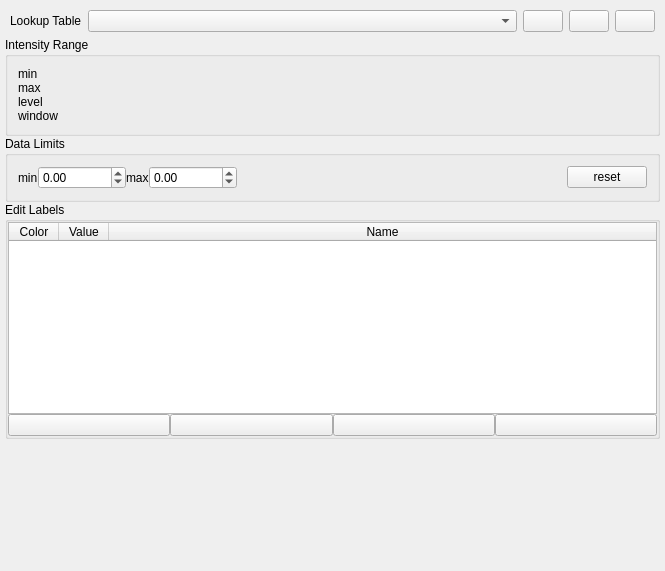
Qt form Code/Gui/MITK/Plugins/uk.ac.ucl.cmic.imagelookuptables/src/internal/ImageLookupTablesViewControls.ui (NifTK/NifTK) before a commit.
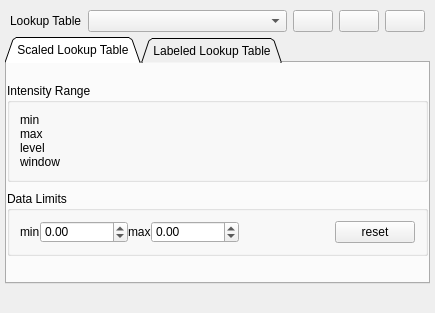
The same form after that commit. Icons and pictures are not drawn. Custom widgets are drawn as their Qt base class.

Commit message: Bug #4370:  Created tabbed viewer for scaled/label LUTs. LookupTables now returned according to name (not index). LookupTables are placed in list according to type, scaled or labelled.

The edit to the form file:
```diff
--- a/Code/Gui/MITK/Plugins/uk.ac.ucl.cmic.imagelookuptables/src/internal/ImageLookupTablesViewControls.ui
+++ b/Code/Gui/MITK/Plugins/uk.ac.ucl.cmic.imagelookuptables/src/internal/ImageLookupTablesViewControls.ui
@@ -6,8 +6,8 @@
    <rect>
     <x>0</x>
     <y>0</y>
-    <width>665</width>
-    <height>571</height>
+    <width>435</width>
+    <height>313</height>
    </rect>
   </property>
   <property name="minimumSize">
@@ -23,6 +23,9 @@
    <string>Form1</string>
   </property>
   <layout class="QHBoxLayout" name="horizontalLayout_3">
+   <property name="sizeConstraint">
+    <enum>QLayout::SetMinimumSize</enum>
+   </property>
    <item>
     <layout class="QVBoxLayout" name="verticalLayout">
      <property name="margin">
@@ -118,11 +121,66 @@
       </layout>
      </item>
      <item>
+      <widget class="QTabWidget" name="tabWidget">
+       <property name="sizePolicy">
+        <sizepolicy hsizetype="Preferred" vsizetype="Expanding">
+         <horstretch>0</horstretch>
+         <verstretch>0</verstretch>
+        </sizepolicy>
+       </property>
+       <property name="styleSheet">
+        <string notr="true">QTabWidget::tab-bar { alignment: middle; background-color: rgb(216, 212, 200) }</string>
+       </property>
+       <property name="tabShape">
+        <enum>QTabWidget::Triangular</enum>
+       </property>
+       <property name="currentIndex">
+        <number>0</number>
+       </property>
+       <property name="elideMode">
+        <enum>Qt::ElideNone</enum>
+       </property>
+       <property name="documentMode">
+        <bool>false</bool>
+       </property>
+       <widget class="QWidget" name="tabScaleLUT">
+        <property name="sizePolicy">
+         <sizepolicy hsizetype="Expanding" vsizetype="Expanding">
+          <horstretch>0</horstretch>
+          <verstretch>0</verstretch>
+         </sizepolicy>
+        </property>
+        <property name="minimumSize">
+         <size>
+          <width>351</width>
+          <height>0</height>
+         </size>
+        </property>
+        <property name="layoutDirection">
+         <enum>Qt::LeftToRight</enum>
+        </property>
+        <attribute name="title">
+         <string>Scaled Lookup Table</string>
+        </attribute>
+        <layout class="QVBoxLayout" name="verticalLayout_2">
+         <property name="spacing">
+          <number>9</number>
+         </property>
+         <property name="topMargin">
+          <number>20</number>
+         </property>
+         <item alignment="Qt::AlignTop">
       <widget class="ctkCollapsibleGroupBox" name="m_RangeGroupBox">
+           <property name="sizePolicy">
+            <sizepolicy hsizetype="Preferred" vsizetype="Fixed">
+             <horstretch>0</horstretch>
+             <verstretch>0</verstretch>
+            </sizepolicy>
+           </property>
        <property name="title">
         <string>Intensity Range</string>
        </property>
-       <layout class="QHBoxLayout" name="horizontalLayout">
+           <layout class="QVBoxLayout" name="verticalLayout_4">
         <property name="margin">
          <number>5</number>
         </property>
@@ -200,8 +258,14 @@
        </layout>
       </widget>
      </item>
-     <item>
+         <item alignment="Qt::AlignTop">
       <widget class="ctkCollapsibleGroupBox" name="m_LimitsGroupBox">
+           <property name="sizePolicy">
+            <sizepolicy hsizetype="Expanding" vsizetype="Fixed">
+             <horstretch>0</horstretch>
+             <verstretch>0</verstretch>
+            </sizepolicy>
+           </property>
        <property name="title">
         <string>Data Limits</string>
        </property>
@@ -210,18 +274,18 @@
          <number>5</number>
         </property>
         <item>
-         <layout class="QGridLayout" name="m_LimitsGridLayout">
+             <layout class="QHBoxLayout" name="horizontalLayout_5">
           <property name="margin">
            <number>5</number>
           </property>
-          <item row="0" column="0">
+              <item>
            <widget class="QLabel" name="m_MinLimitLabel">
             <property name="text">
              <string>min</string>
             </property>
            </widget>
           </item>
-          <item row="0" column="1">
+              <item>
            <widget class="QDoubleSpinBox" name="m_MinLimitDoubleSpinBox">
             <property name="sizePolicy">
              <sizepolicy hsizetype="Preferred" vsizetype="Fixed">
@@ -243,14 +307,14 @@
             </property>
            </widget>
           </item>
-          <item row="0" column="2">
+              <item>
            <widget class="QLabel" name="m_MaxLimitLabel">
             <property name="text">
              <string>max</string>
             </property>
            </widget>
           </item>
-          <item row="0" column="3">
+              <item>
            <widget class="QDoubleSpinBox" name="m_MaxLimitDoubleSpinBox">
             <property name="sizePolicy">
              <sizepolicy hsizetype="Preferred" vsizetype="Fixed">
@@ -272,7 +336,7 @@
             </property>
            </widget>
           </item>
-          <item row="0" column="4">
+              <item>
            <spacer name="m_LimitsHorizontalSpacerRight">
             <property name="orientation">
              <enum>Qt::Horizontal</enum>
@@ -285,7 +349,7 @@
             </property>
            </spacer>
           </item>
-          <item row="0" column="5">
+              <item>
            <widget class="QPushButton" name="m_ResetButton">
             <property name="toolTip">
              <string>reset to the full image data range</string>
@@ -301,13 +365,36 @@
       </widget>
      </item>
      <item>
-      <widget class="QGroupBox" name="m_EditLabelsGroupBox">
-       <property name="title">
-        <string>Edit Labels</string>
-       </property>
+          <spacer name="verticalSpacer">
+           <property name="orientation">
+            <enum>Qt::Vertical</enum>
+           </property>
+           <property name="sizeHint" stdset="0">
+            <size>
+             <width>20</width>
+             <height>40</height>
+            </size>
+           </property>
+          </spacer>
+         </item>
+        </layout>
+       </widget>
+       <widget class="QWidget" name="tabLabelLUT">
+        <attribute name="title">
+         <string>Labeled Lookup Table</string>
+        </attribute>
        <layout class="QVBoxLayout" name="verticalLayout_3">
+         <property name="topMargin">
+          <number>20</number>
+         </property>
         <item>
          <widget class="QTableWidget" name="widget_LabelTable">
+           <property name="sizePolicy">
+            <sizepolicy hsizetype="Preferred" vsizetype="Preferred">
+             <horstretch>0</horstretch>
+             <verstretch>0</verstretch>
+            </sizepolicy>
+           </property>
           <property name="selectionMode">
            <enum>QAbstractItemView::ContiguousSelection</enum>
           </property>
@@ -362,9 +449,15 @@
          </widget>
         </item>
         <item>
-         <layout class="QHBoxLayout" name="horizontalLayout_5">
+          <layout class="QHBoxLayout" name="horizontalLayout_4">
           <item>
            <widget class="QPushButton" name="m_AddLabelButton">
+             <property name="sizePolicy">
+              <sizepolicy hsizetype="Expanding" vsizetype="Fixed">
+               <horstretch>0</horstretch>
+               <verstretch>0</verstretch>
+              </sizepolicy>
+             </property>
             <property name="text">
              <string/>
             </property>
@@ -376,6 +469,12 @@
           </item>
           <item>
            <widget class="QPushButton" name="m_RemoveLabelButton">
+             <property name="sizePolicy">
+              <sizepolicy hsizetype="Expanding" vsizetype="Fixed">
+               <horstretch>0</horstretch>
+               <verstretch>0</verstretch>
+              </sizepolicy>
+             </property>
             <property name="text">
              <string/>
             </property>
@@ -387,6 +486,12 @@
           </item>
           <item>
            <widget class="QPushButton" name="m_MoveLabelUpButton">
+             <property name="sizePolicy">
+              <sizepolicy hsizetype="Expanding" vsizetype="Fixed">
+               <horstretch>0</horstretch>
+               <verstretch>0</verstretch>
+              </sizepolicy>
+             </property>
             <property name="text">
              <string/>
             </property>
@@ -398,6 +503,12 @@
           </item>
           <item>
            <widget class="QPushButton" name="m_MoveLabelDownButton">
+             <property name="sizePolicy">
+              <sizepolicy hsizetype="Expanding" vsizetype="Fixed">
+               <horstretch>0</horstretch>
+               <verstretch>0</verstretch>
+              </sizepolicy>
+             </property>
             <property name="text">
              <string/>
             </property>
@@ -411,6 +522,7 @@
         </item>
        </layout>
       </widget>
+      </widget>
      </item>
      <item>
       <spacer name="m_BottomVerticalSpacer">
```
Left out of the diff: 11 changed lines with no effect on the pictures. Lines whose indentation alone changed are shown as unchanged. The commit also changes 8 other files.
